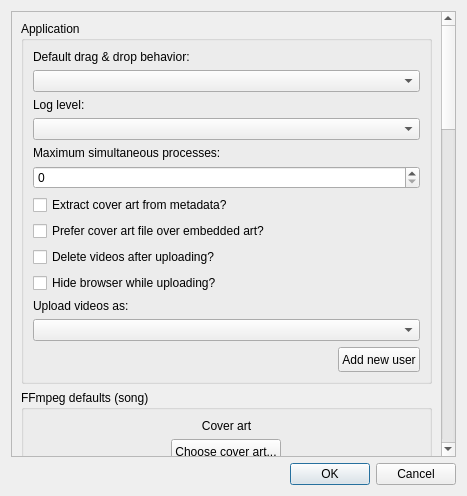
Above: src/ui/settingswindow.ui from 7x11x13/songs-to-youtube before the change. Below: the same form after it.
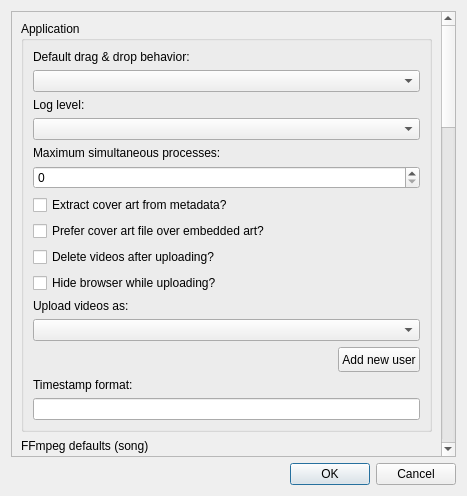
That is the form after the change. Custom widgets are drawn as their Qt base class.

Commit message: Make timestamps more customizable

```diff
--- a/src/ui/settingswindow.ui
+++ b/src/ui/settingswindow.ui
@@ -54,9 +54,9 @@
       <property name="geometry">
        <rect>
         <x>0</x>
-        <y>0</y>
+        <y>-147</y>
         <width>433</width>
-        <height>1751</height>
+        <height>1798</height>
        </rect>
       </property>
       <property name="sizePolicy">
@@ -210,6 +210,16 @@
             </item>
            </layout>
           </item>
+          <item>
+           <widget class="QLabel" name="label_9">
+            <property name="text">
+             <string>Timestamp format:</string>
+            </property>
+           </widget>
+          </item>
+          <item>
+           <widget class="QLineEdit" name="timestampFormat"/>
+          </item>
          </layout>
         </widget>
        </item>
```
The commit also changes 4 other files.
